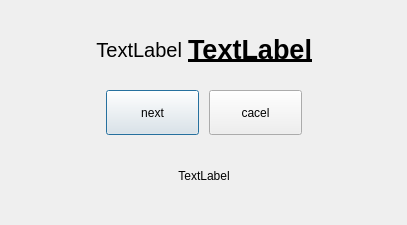
This is mcorrectiondlg.ui in yuanjinxin123/shenglei as Qt 5 draws it before an edit. The edited form follows.
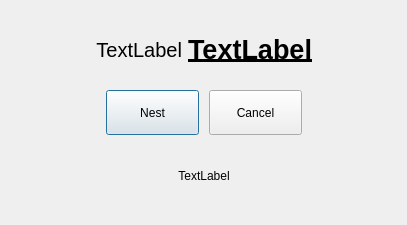
This is the edited form. Icons and pictures are not drawn.

Diff of the .ui file:
```diff
--- a/mcorrectiondlg.ui
+++ b/mcorrectiondlg.ui
@@ -75,7 +75,7 @@
         </size>
        </property>
        <property name="text">
-        <string>next</string>
+        <string>Nest</string>
        </property>
       </widget>
      </item>
@@ -88,7 +88,7 @@
         </sizepolicy>
        </property>
        <property name="text">
-        <string>cacel</string>
+        <string>Cancel</string>
        </property>
       </widget>
      </item>
```
Left out of the diff: 1 changed line with no effect on the pictures.
